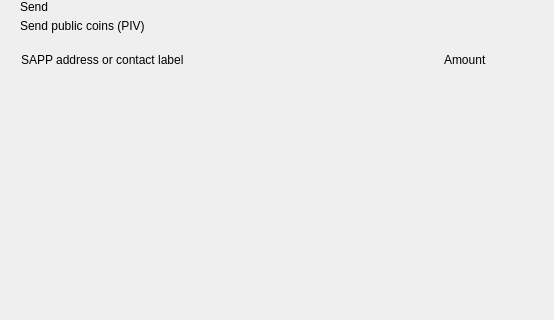
First picture: the form in src/qt/pivx/forms/send.ui, repository decenomy/SAPP, before the edit; both pictures show x 0 to 554 and y 0 to 320 of the 893 by 700 pixel window.
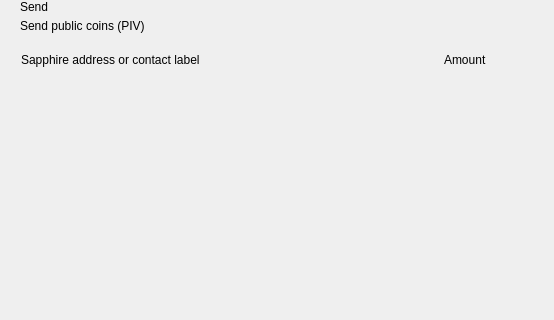
Second picture: the form after the edit. Custom widgets are drawn as their Qt base class.

Diff of the .ui file:
```diff
--- a/src/qt/pivx/forms/send.ui
+++ b/src/qt/pivx/forms/send.ui
@@ -141,7 +141,7 @@
              <string notr="true">margin-left:8px;</string>
             </property>
             <property name="text">
-             <string>SAPP address or contact label</string>
+             <string>Sapphire address or contact label</string>
             </property>
            </widget>
           </item>
```
